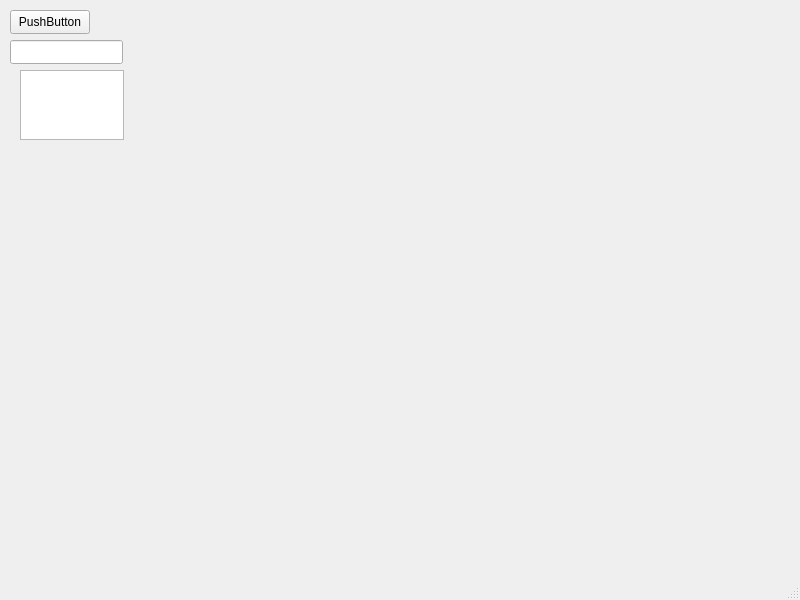
Old version of the form Forms/mainwindow.ui in the repository Maicolnine/Inteligencia-artificial.
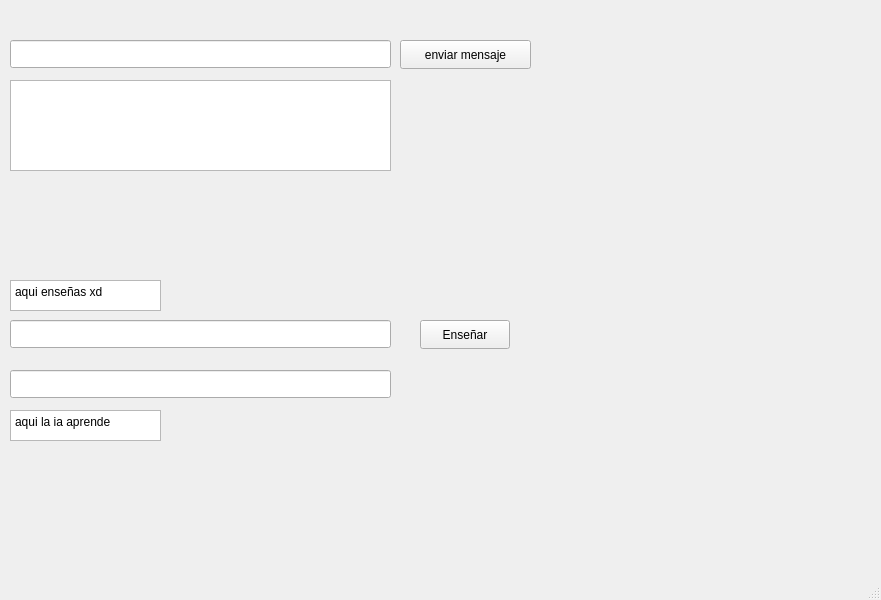
New version of the form.

Diff of the .ui file:
```diff
--- a/Forms/mainwindow.ui
+++ b/Forms/mainwindow.ui
@@ -6,7 +6,7 @@
    <rect>
     <x>0</x>
     <y>0</y>
-    <width>800</width>
+    <width>881</width>
     <height>600</height>
    </rect>
   </property>
@@ -17,34 +17,107 @@
    <widget class="QPushButton" name="pushButtonEnviar">
     <property name="geometry">
      <rect>
-      <x>10</x>
-      <y>10</y>
-      <width>80</width>
-      <height>24</height>
+      <x>400</x>
+      <y>40</y>
+      <width>131</width>
+      <height>29</height>
      </rect>
     </property>
     <property name="text">
-     <string>PushButton</string>
+     <string>enviar mensaje</string>
     </property>
    </widget>
-   <widget class="QLineEdit" name="lineEditPregunta">
+   <widget class="QTextEdit" name="textEditRespuestaNueva">
     <property name="geometry">
      <rect>
       <x>10</x>
+      <y>80</y>
+      <width>381</width>
+      <height>91</height>
+     </rect>
+    </property>
+   </widget>
+   <widget class="QLineEdit" name="lineEditPreguntaNueva">
+    <property name="geometry">
+     <rect>
+      <x>10</x>
       <y>40</y>
-      <width>113</width>
-      <height>24</height>
+      <width>381</width>
+      <height>28</height>
      </rect>
     </property>
    </widget>
-   <widget class="QTextEdit" name="textEditRespuesta">
+   <widget class="QPushButton" name="pushButton">
     <property name="geometry">
      <rect>
-      <x>20</x>
-      <y>70</y>
-      <width>104</width>
-      <height>70</height>
+      <x>420</x>
+      <y>320</y>
+      <width>90</width>
+      <height>29</height>
      </rect>
+    </property>
+    <property name="text">
+     <string>Enseñar</string>
+    </property>
+   </widget>
+   <widget class="QLineEdit" name="lineEdit">
+    <property name="geometry">
+     <rect>
+      <x>10</x>
+      <y>320</y>
+      <width>381</width>
+      <height>28</height>
+     </rect>
+    </property>
+   </widget>
+   <widget class="QLineEdit" name="lineEdit_2">
+    <property name="geometry">
+     <rect>
+      <x>10</x>
+      <y>370</y>
+      <width>381</width>
+      <height>28</height>
+     </rect>
+    </property>
+   </widget>
+   <widget class="QTextBrowser" name="textBrowser">
+    <property name="geometry">
+     <rect>
+      <x>10</x>
+      <y>280</y>
+      <width>151</width>
+      <height>31</height>
+     </rect>
+    </property>
+    <property name="html">
+     <string>&lt;!DOCTYPE HTML PUBLIC &quot;-//W3C//DTD HTML 4.0//EN&quot; &quot;http://www.w3.org/TR/REC-html40/strict.dtd&quot;&gt;
+&lt;html&gt;&lt;head&gt;&lt;meta name=&quot;qrichtext&quot; content=&quot;1&quot; /&gt;&lt;meta charset=&quot;utf-8&quot; /&gt;&lt;style type=&quot;text/css&quot;&gt;
+p, li { white-space: pre-wrap; }
+hr { height: 1px; border-width: 0; }
+li.unchecked::marker { content: &quot;\2610&quot;; }
+li.checked::marker { content: &quot;\2612&quot;; }
+&lt;/style&gt;&lt;/head&gt;&lt;body style=&quot; font-family:'Segoe UI'; font-size:9pt; font-weight:400; font-style:normal;&quot;&gt;
+&lt;p style=&quot; margin-top:0px; margin-bottom:0px; margin-left:0px; margin-right:0px; -qt-block-indent:0; text-indent:0px;&quot;&gt;aqui enseñas xd&lt;/p&gt;&lt;/body&gt;&lt;/html&gt;</string>
+    </property>
+   </widget>
+   <widget class="QTextBrowser" name="textBrowser_2">
+    <property name="geometry">
+     <rect>
+      <x>10</x>
+      <y>410</y>
+      <width>151</width>
+      <height>31</height>
+     </rect>
+    </property>
+    <property name="html">
+     <string>&lt;!DOCTYPE HTML PUBLIC &quot;-//W3C//DTD HTML 4.0//EN&quot; &quot;http://www.w3.org/TR/REC-html40/strict.dtd&quot;&gt;
+&lt;html&gt;&lt;head&gt;&lt;meta name=&quot;qrichtext&quot; content=&quot;1&quot; /&gt;&lt;meta charset=&quot;utf-8&quot; /&gt;&lt;style type=&quot;text/css&quot;&gt;
+p, li { white-space: pre-wrap; }
+hr { height: 1px; border-width: 0; }
+li.unchecked::marker { content: &quot;\2610&quot;; }
+li.checked::marker { content: &quot;\2612&quot;; }
+&lt;/style&gt;&lt;/head&gt;&lt;body style=&quot; font-family:'Segoe UI'; font-size:9pt; font-weight:400; font-style:normal;&quot;&gt;
+&lt;p style=&quot; margin-top:0px; margin-bottom:0px; margin-left:0px; margin-right:0px; -qt-block-indent:0; text-indent:0px;&quot;&gt;aqui la ia aprende&lt;/p&gt;&lt;/body&gt;&lt;/html&gt;</string>
     </property>
    </widget>
   </widget>
```
Left out of the diff: 4 changed lines with no effect on the pictures.
